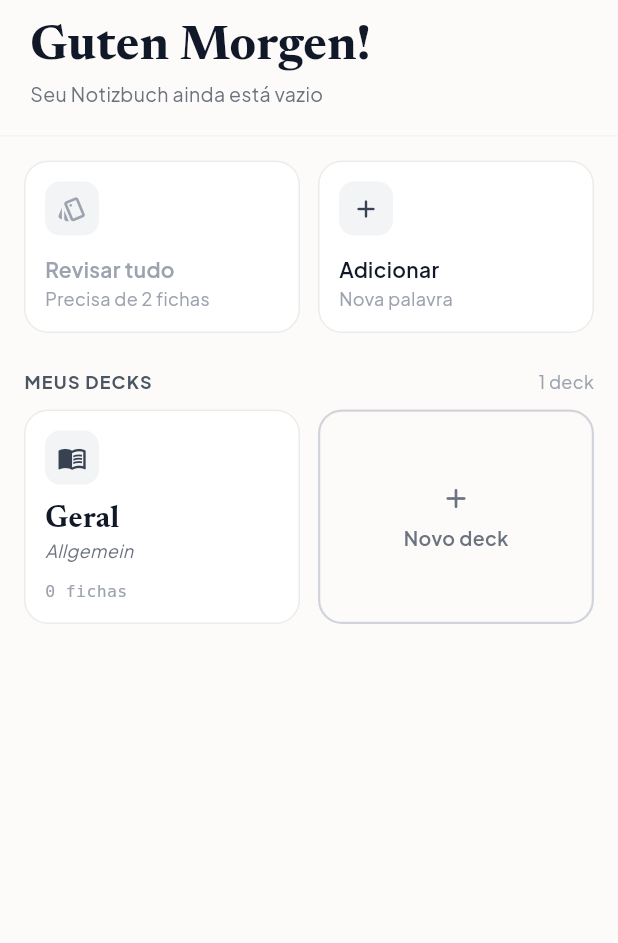
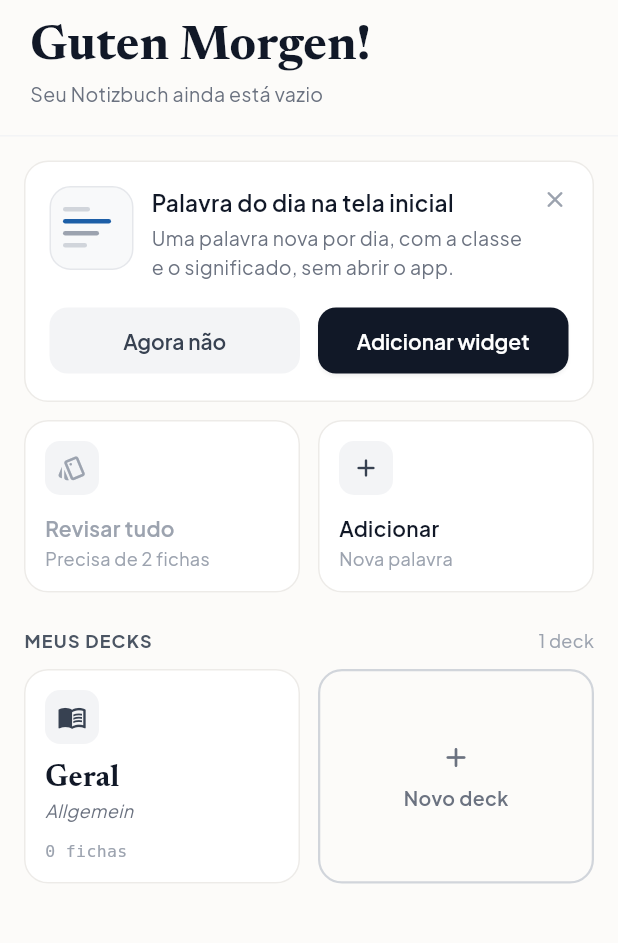
Before and after one commit to brunodiedrich97/mein-notizbuch, a Flutter app: the screen it shows after launch, on a phone screen of 412 x 824 dp, the part 84-1027 px from its top. Run offline on Flutter 3.47's test engine with Material 3 defaults, Android fonts, the phone set to English and light mode, and no system bars; our stand-ins replace drift, file_picker, flutter_local_notifications, flutter_riverpod, flutter_svg, flutter_timezone and 5 more; missing offline and left inert: extension_google_sign_in_as_googleapis_auth, googleapis, home_widget, sqlite3; accounts and stored records are empty; generated files the repository leaves out were written again.

Commit message:
feat(widget): adicionar widget "Palavra do dia" na tela inicial (Android)
- Cria o plano da palavra do dia (DailyWordPlan): uma palavra por data
  para 14 dias, compartilhada entre a notificação e o widget
- Adiciona o widget nativo (DailyWordWidgetProvider) com layouts largo
  e quadrado, cores das classes nos temas claro e escuro e troca da
  palavra à meia-noite mesmo com o app fechado
- Tocar no widget abre a ficha da palavra
- Adiciona o convite na tela inicial (no máximo 3 vezes, a cada 7 dias,
  nunca se o widget já estiver na tela) e a opção em Ajustes
- Documenta no README

```diff
--- a/lib/features/home/presentation/home_screen.dart
+++ b/lib/features/home/presentation/home_screen.dart
@@ -6,6 +6,9 @@ import '../../../core/theme/app_icons.dart';
 import '../../../core/theme/app_theme.dart';
 import '../../../core/widgets/app_buttons.dart';
 import '../../backup/providers/backup_provider.dart';
+import '../../home_widget/data/daily_word_widget.dart';
+import '../../home_widget/presentation/widget_invite_card.dart';
+import '../../home_widget/providers/widget_invite_provider.dart';
 import '../../reminders/data/reminder_service.dart';
 import '../../reminders/providers/reminder_provider.dart';
 import '../../settings/presentation/settings_screen.dart';
@@ -135,6 +138,8 @@ class HomeScreen extends ConsumerWidget {
                   child: Column(
                     crossAxisAlignment: CrossAxisAlignment.stretch,
                     children: [
+                      const WidgetInviteCard(),
+
                       // ---------- Atalhos ----------
                       IntrinsicHeight(
                         child: Row(
@@ -371,7 +376,8 @@ class _ShortcutTile extends StatelessWidget {
 
 /// Tarefas ao abrir a tela inicial e sempre que o app volta para a
 /// frente: backup diário (se ainda não houve hoje), renovar a fila de
-/// lembretes e abrir a ficha da notificação que abriu o app.
+/// lembretes e o widget, e abrir a ficha da notificação ou do widget que
+/// abriu o app.
 class _StartupTasks extends ConsumerStatefulWidget {
   const _StartupTasks({required this.child});
 
@@ -389,7 +395,10 @@ class _StartupTasksState extends ConsumerState<_StartupTasks>
     WidgetsBinding.instance.addObserver(this);
     Future.microtask(() {
       _run();
-      final wordId = ReminderService.instance.takeLaunchWordId();
+      ref.read(widgetInviteProvider.notifier).check();
+      // Ficha da notificação ou do widget que abriu o app.
+      final wordId = ReminderService.instance.takeLaunchWordId() ??
+          DailyWordWidget.takeLaunchWordId();
       if (wordId != null && mounted) openWordDetail(context, wordId);
     });
   }
@@ -409,6 +418,7 @@ class _StartupTasksState extends ConsumerState<_StartupTasks>
     if (!mounted) return;
     ref.read(backupProvider.notifier).backupIfDue();
     ref.read(reminderProvider.notifier).refresh();
+    refreshDailyWordWidget(ref);
   }
 
   @override
--- /dev/null
+++ b/lib/features/home_widget/data/daily_word_widget.dart
@@ -0,0 +1,116 @@
+import 'dart:convert';
+import 'dart:io' show Platform;
+
+import 'package:home_widget/home_widget.dart';
+
+import '../../../core/database/app_database.dart';
+import '../../reminders/data/daily_word_plan.dart';
+import '../../reminders/models/reminder_content.dart';
+import '../../word_classes/presentation/word_appearance.dart';
+
+/// Ponte com o widget nativo "Palavra do dia" (Android).
+///
+/// O app grava o plano dos próximos dias (palavra, classe, significado e
+/// cores); o widget, em Kotlin (`DailyWordWidgetProvider`), escolhe sozinho
+/// a entrada do dia, inclusive com o app fechado.
+class DailyWordWidget {
+  DailyWordWidget._();
+
+  static const String _provider = 'DailyWordWidgetProvider';
+  static const String _qualifiedProvider =
+      'com.brunodiedrich.mein_notizbuch.DailyWordWidgetProvider';
+  static const String _dataKey = 'daily_words';
+
+  /// Por enquanto só no Android (no iOS, exige App Group, da conta paga).
+  static bool get isSupported => Platform.isAndroid;
+
+  /// Chamado ao tocar no widget com o app aberto.
+  static void Function(int wordId)? onOpenWord;
+
+  static int? _launchWordId;
+
+  /// Palavra do widget que abriu o app (lida uma única vez).
+  static int? takeLaunchWordId() {
+    final id = _launchWordId;
+    _launchWordId = null;
+    return id;
+  }
+
+  static int? _wordIdOf(Uri? uri) =>
+      uri == null ? null : int.tryParse(uri.queryParameters['id'] ?? '');
+
+  /// Liga o toque no widget à abertura da ficha.
+  static Future<void> init() async {
+    if (!isSupported) return;
+    try {
+      _launchWordId =
+          _wordIdOf(await HomeWidget.initiallyLaunchedFromHomeWidget());
+      HomeWidget.widgetClicked.listen((uri) {
+        final id = _wordIdOf(uri);
+        if (id != null) onOpenWord?.call(id);
+      });
+    } catch (_) {
+      // Sem o plugin (ex.: testes), o widget só não abre a ficha.
+    }
+  }
+
+  /// Envia o [plan] para o widget e pede para ele se redesenhar.
+  static Future<void> publish(
+    List<DailyWord> plan,
+    Map<int, WordClass> classes,
+  ) async {
+    if (!isSupported) return;
+    final entries = [
+      for (final day in plan) _entry(day, classes[day.word.customClassId]),
+    ];
+    await HomeWidget.saveWidgetData<String>(_dataKey, jsonEncode(entries));
+    await HomeWidget.updateWidget(
+      androidName: _provider,
+      qualifiedAndroidName: _qualifiedProvider,
+    );
+  }
+
+  static Map<String, Object> _entry(DailyWord day, WordClass? custom) {
+    final word = day.word;
+    final content = ReminderContent.fromWord(word, customClass: custom);
+    final light = appearanceFor(word.category, custom, isDark: false);
+    final dark = appearanceFor(word.category, custom, isDark: true);
+    return {
+      'date': DailyWordPlan.dateKey(day.date),
+      'id': word.id,
+      'word': word.germanWord,
+      'category': content.category,
+      'meaning': content.meaning,
+      'colorLight': light.titleColor.toARGB32(),
+      'colorDark': dark.titleColor.toARGB32(),
+    };
+  }
+
+  /// O widget já está na tela inicial?
+  static Future<bool> isInstalled() async {
+    if (!isSupported) return false;
+    try {
+      return (await HomeWidget.getInstalledWidgets()).isNotEmpty;
+    } catch (_) {
+      return false;
+    }
+  }
+
+  /// O launcher aceita fixar o widget a pedido do app (Android 8+)?
+  static Future<bool> canRequestPin() async {
+    if (!isSupported) return false;
+    try {
+      return await HomeWidget.isRequestPinWidgetSupported() ?? false;
+    } catch (_) {
+      return false;
+    }
+  }
+
+  /// Abre a janela do sistema "Adicionar à tela inicial?".
+  static Future<void> requestPin() {
+    return HomeWidget.requestPinWidget(
+      androidName: _provider,
+      qualifiedAndroidName: _qualifiedProvider,
+    );
+  }
+}
--- /dev/null
+++ b/lib/features/home_widget/presentation/widget_invite_card.dart
@@ -0,0 +1,175 @@
+import 'package:flutter/material.dart';
+import 'package:flutter_riverpod/flutter_riverpod.dart';
+
+import '../../../core/theme/app_text.dart';
+import '../../../core/theme/app_theme.dart';
+import '../../../core/widgets/app_buttons.dart';
+import '../data/daily_word_widget.dart';
+import '../providers/widget_invite_provider.dart';
+
+/// Pede ao sistema para fixar o widget; se o launcher não permitir, mostra
+/// como adicionar à mão.
+Future<void> addDailyWordWidget(BuildContext context) async {
+  if (await DailyWordWidget.canRequestPin()) {
+    await DailyWordWidget.requestPin();
+    return;
+  }
+  if (!context.mounted) return;
+  await showAppSheet<void>(context, (ctx) {
+    final p = AppPalette.of(ctx);
+    Widget step(String n, String text) => Padding(
+          padding: const EdgeInsets.only(bottom: 10),
+          child: Row(
+            crossAxisAlignment: CrossAxisAlignment.start,
+            children: [
+              SizedBox(
+                width: 24,
+                child: Text(n, style: AppTheme.mono(fontSize: 13, color: p.text400)),
+              ),
+              Expanded(child: Text(text, style: AppText.body(p))),
+            ],
+          ),
+        );
+    return Column(
+      mainAxisSize: MainAxisSize.min,
+      crossAxisAlignment: CrossAxisAlignment.stretch,
+      children: [
+        Text('ADICIONAR WIDGET', style: AppText.section(p)),
+        const SizedBox(height: 12),
+        step('1', 'Toque e segure num espaço vazio da tela inicial.'),
+        step('2', 'Toque em "Widgets".'),
+        step('3', 'Procure "Mein Notizbuch" e arraste "Palavra do dia" '
+            'para a tela.'),
+        const SizedBox(height: 14),
+        PrimaryButton(
+          label: 'Entendi',
+          onPressed: () => Navigator.of(ctx).pop(),
+        ),
+      ],
+    );
+  });
+}
+
+/// Cartão "Palavra do dia na tela inicial" no topo da tela inicial.
+class WidgetInviteCard extends ConsumerWidget {
+  const WidgetInviteCard({super.key});
+
+  @override
+  Widget build(BuildContext context, WidgetRef ref) {
+    if (!ref.watch(widgetInviteProvider)) return const SizedBox.shrink();
+    final p = AppPalette.of(context);
+    final controller = ref.read(widgetInviteProvider.notifier);
+
+    return Padding(
+      padding: const EdgeInsets.only(bottom: 12),
+      child: Container(
+        padding: const EdgeInsets.all(16),
+        decoration: BoxDecoration(
+          color: p.card,
+          borderRadius: BorderRadius.circular(16),
+          border: Border.all(color: p.cardBorder),
+        ),
+        child: Column(
+          crossAxisAlignment: CrossAxisAlignment.stretch,
+          children: [
+            Row(
+              crossAxisAlignment: CrossAxisAlignment.start,
+              children: [
+                const _MiniWidget(),
+                const SizedBox(width: 12),
+                Expanded(
+                  child: Column(
+                    crossAxisAlignment: CrossAxisAlignment.start,
+                    children: [
+                      Text(
+                        'Palavra do dia na tela inicial',
+                        style: AppText.item(p).copyWith(
+                          fontSize: 15,
+                          fontWeight: FontWeight.w600,
+                        ),
+                      ),
+                      const SizedBox(height: 4),
+                      Text(
+                        'Uma palavra nova por dia, com a classe e o '
+                        'significado, sem abrir o app.',
+                        style: AppText.body(p).copyWith(
+                          fontSize: 13,
+                          color: p.text500,
+                        ),
+                      ),
+                    ],
+                  ),
+                ),
+                const SizedBox(width: 8),
+                InkResponse(
+                  radius: 18,
+                  onTap: controller.dismiss,
+                  child: Icon(Icons.close_rounded, size: 18, color: p.text400),
+                ),
+              ],
+            ),
+            const SizedBox(height: 16),
+            Row(
+              children: [
+                Expanded(
+                  child: SoftButton(
+                    label: 'Agora não',
+                    onPressed: controller.dismiss,
+                  ),
+                ),
+                const SizedBox(width: 12),
+                Expanded(
+                  child: PrimaryButton(
+                    label: 'Adicionar widget',
+                    onPressed: () async {
+                      await controller.dismiss();
+                      if (context.mounted) await addDailyWordWidget(context);
+                    },
+                  ),
+                ),
+              ],
+            ),
+          ],
+        ),
+      ),
+    );
+  }
+}
+
+/// Miniatura do widget no cartão de convite.
+class _MiniWidget extends StatelessWidget {
+  const _MiniWidget();
+
+  @override
+  Widget build(BuildContext context) {
+    final p = AppPalette.of(context);
+    Widget bar(double width, Color color) => Container(
+          width: width,
+          height: 3,
+          margin: const EdgeInsets.only(top: 5),
+          decoration: BoxDecoration(
+            color: color,
+            borderRadius: BorderRadius.circular(2),
+          ),
+        );
+    return Container(
+      width: 56,
+      height: 56,
+      padding: const EdgeInsets.all(8),
+      decoration: BoxDecoration(
+        color: p.pronBox,
+        borderRadius: BorderRadius.circular(14),
+        border: Border.all(color: p.outline),
+      ),
+      child: Column(
+        crossAxisAlignment: CrossAxisAlignment.start,
+        children: [
+          bar(18, p.dots),
+          bar(32, const Color(0xFF1D5FA7)),
+          bar(24, p.text400),
+          bar(16, p.dots),
+        ],
+      ),
+    );
+  }
+}
--- a/lib/features/reminders/providers/reminder_provider.dart
+++ b/lib/features/reminders/providers/reminder_provider.dart
@@ -4,6 +4,7 @@ import 'package:shared_preferences/shared_preferences.dart';
 import '../../../core/database/app_database.dart';
 import '../../vocabulary/providers/vocabulary_provider.dart';
 import '../../word_classes/providers/word_class_provider.dart';
+import '../data/daily_word_plan.dart';
 import '../data/reminder_service.dart';
 
 class ReminderState {
@@ -121,7 +122,7 @@ class ReminderController extends Notifier<ReminderState> {
     }
     final words = await ref.read(wordListProvider.future);
     await _service.scheduleDaily(
-      words: words,
+      plan: await DailyWordPlan.ensure(words),
       hour: state.hour,
       minute: state.minute,
       classes: await _classes(),
--- a/lib/features/settings/presentation/settings_screen.dart
+++ b/lib/features/settings/presentation/settings_screen.dart
@@ -9,6 +9,8 @@ import '../../../core/widgets/screen_header.dart';
 import '../../backup/data/file_backup.dart';
 import '../../backup/presentation/backup_screen.dart';
 import '../../backup/providers/backup_provider.dart';
+import '../../home_widget/data/daily_word_widget.dart';
+import '../../home_widget/presentation/widget_invite_card.dart';
 import '../../reminders/providers/reminder_provider.dart';
 import '../../vocabulary/providers/vocabulary_provider.dart';
 import '../../word_classes/presentation/word_classes_screen.dart';
@@ -203,6 +205,13 @@ class SettingsScreen extends ConsumerWidget {
                           : null,
                     ),
                   ),
+                  if (DailyWordWidget.isSupported)
+                    _SettingRow(
+                      icon: Icons.widgets_outlined,
+                      title: 'Widget na tela inicial',
+                      subtitle: 'A palavra do dia sem abrir o app.',
+                      onTap: () => addDailyWordWidget(context),
+                    ),
                   if (reminder.enabled) ...[
                     _SettingRow(
                       icon: Icons.schedule_rounded,
--- a/lib/main.dart
+++ b/lib/main.dart
@@ -6,6 +6,7 @@ import 'package:flutter_riverpod/flutter_riverpod.dart';
 
 import 'core/navigation/app_navigator.dart';
 import 'core/theme/app_theme.dart';
+import 'features/home_widget/data/daily_word_widget.dart';
 import 'features/reminders/data/reminder_service.dart';
 import 'features/settings/providers/text_size_provider.dart';
 import 'features/splash/presentation/splash_screen.dart';
@@ -24,6 +25,10 @@ Future<void> main() async {
         ),
       );
   await reminders.init();
+
+  // Tocar no widget "Palavra do dia" também abre a ficha.
+  DailyWordWidget.onOpenWord = reminders.onOpenWord;
+  await DailyWordWidget.init();
 
   runApp(const ProviderScope(child: DeutschNotizbuchApp()));
 }
--- a/pubspec.yaml
+++ b/pubspec.yaml
@@ -39,6 +39,9 @@ dependencies:
 
   # Exportar/importar o backup como arquivo (app Arquivos, iCloud Drive…)
   file_picker: ^10.3.0
+
+  # Widget da palavra do dia na tela inicial (Android)
+  home_widget: ^0.7.0
 
   # Lembrete diário (notificação local agendada no fuso do aparelho)
   flutter_local_notifications: ^19.4.0
```
Also changed, not shown: lib/features/home_widget/providers/widget_invite_provider.dart (added, +53 -0 lines), lib/features/reminders/data/daily_word_plan.dart (added, +108 -0 lines), lib/features/reminders/data/reminder_service.dart (+17 -22 lines), 10 other files.
